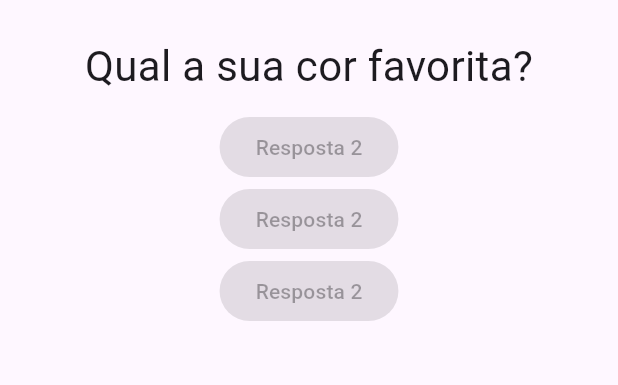
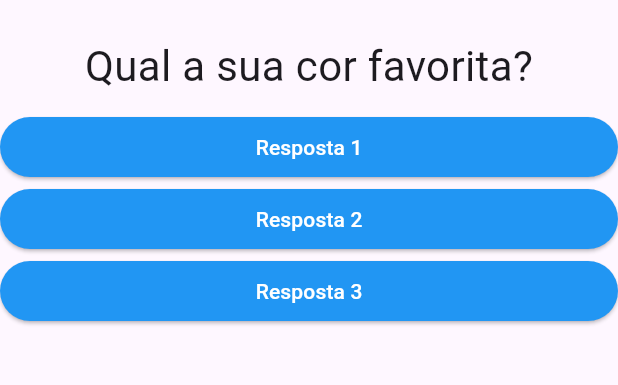
Before and after one commit to elias-ssouza/perguntas, a Flutter app: the screen it shows after launch, on a phone screen of 412 x 824 dp, the part 63-448 px from its top. Run offline on Flutter 3.47's test engine with Material 3 defaults, Android fonts, the phone set to English and light mode, and no system bars.

Commit message:
função callback

```diff
--- a/lib/main.dart
+++ b/lib/main.dart
@@ -6,11 +6,10 @@ main () => runApp(PerguntaAPP());
 
 class _PerguntaAPPState extends State<PerguntaAPP>{
   var _perguntaSelecionada = 0;
-  void responder (){
+  void _responder() {
     setState(() {
     _perguntaSelecionada++;
     });
-    print(_perguntaSelecionada);
   }
 
    @override
@@ -29,9 +28,9 @@ class _PerguntaAPPState extends State<PerguntaAPP>{
         body: Column(
           children: <Widget>[
             Questao(perguntas[_perguntaSelecionada]),
-            Resposta('Resposta 1'),
-            Resposta('Resposta 2'),
-            Resposta('Resposta 3'),
+            Resposta('Resposta 1',_responder),
+            Resposta('Resposta 2',_responder),
+            Resposta('Resposta 3',_responder),
           ],)
       ),
     );
--- a/lib/resposta.dart
+++ b/lib/resposta.dart
@@ -3,14 +3,19 @@ import 'package:flutter/material.dart';
 class Resposta extends StatelessWidget {
 
   final String texto;
+  final void Function() quandoSelecionado;
 
-  Resposta(this.texto);
+  Resposta(this.texto, this.quandoSelecionado);
 
   @override
   Widget build(BuildContext context) {
     return Column(children:[
-      ElevatedButton(
-        onPressed: null,
-        child: Text('Resposta 2'))]);
+      Container(
+        width: double.infinity,
+        child: ElevatedButton(
+          style: ElevatedButton.styleFrom(backgroundColor: Colors.blue, foregroundColor: Colors.white),
+          onPressed: quandoSelecionado,
+          child: Text(texto)),
+      )]);
   }
 }
```
